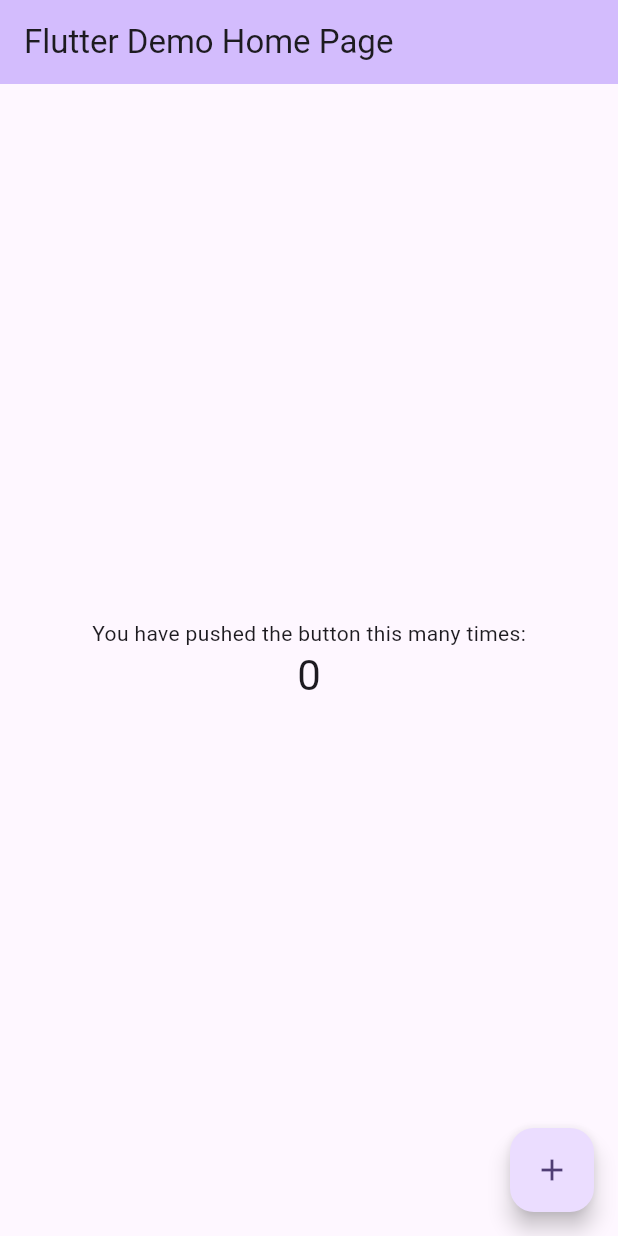
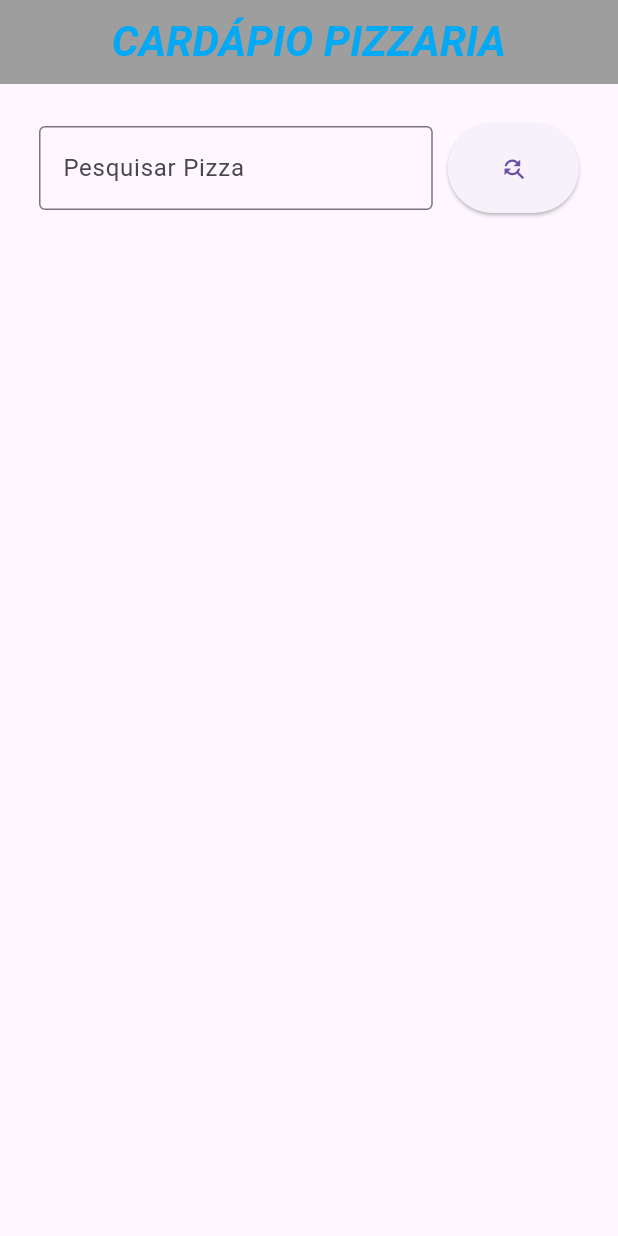
Before and after one commit to mvarjona/Pizzaria, a Flutter app: the screen it shows after launch, on a phone screen of 412 x 824 dp. Run offline on Flutter 3.47's test engine with Material 3 defaults, Android fonts, the phone set to English and light mode, and no system bars.

Commit message:
segundo commit

```diff
--- /dev/null
+++ b/lib/Pages/cardapio.dart
@@ -0,0 +1,54 @@
+import 'package:flutter/material.dart';
+
+class CardapioPizza extends StatefulWidget {
+  const CardapioPizza({super.key});
+
+  @override
+  State<CardapioPizza> createState() => _CardapioPizzaState();
+}
+
+class _CardapioPizzaState extends State<CardapioPizza> {
+  @override
+  Widget build(BuildContext context) {
+    return Scaffold(
+        appBar: AppBar(
+          title: const Text("CARDÁPIO PIZZARIA"),
+          centerTitle: true,
+          backgroundColor: Colors.grey,
+          titleTextStyle: const TextStyle(
+            color: Colors.lightBlue,
+            fontSize: 28,
+            fontStyle: FontStyle.italic,
+            fontWeight: FontWeight.w600,
+          ),
+        ),
+        body: Center(
+          child: Padding(
+            padding: const EdgeInsets.all(26),
+            child: ListView(children: [
+              Row(
+                children: [
+                  const Expanded(
+                    flex: 3,
+                    child: TextField(
+                      decoration: InputDecoration(
+                          border: OutlineInputBorder(),
+                          labelText: 'Pesquisar Pizza'),
+                    ),
+                  ),
+                  const SizedBox(width: 10.0),
+                  Expanded(
+                    flex: 1,
+                    child: ElevatedButton(
+                      onPressed: () {},
+                      style: ElevatedButton.styleFrom(minimumSize: const Size(64.0, 60.00)),
+                      child: const Icon(Icons.find_replace_sharp),
+                    ),
+                  )
+                ],
+              )
+            ]),
+          ),
+        ));
+  }
+}
--- a/lib/main.dart
+++ b/lib/main.dart
@@ -1,125 +1,18 @@
+import 'package:app_pizzaria/Pages/cardapio.dart';
 import 'package:flutter/material.dart';
 
-void main() {
-  runApp(const MyApp());
+void main(){
+  runApp(const AppPizzaria());
 }
 
-class MyApp extends StatelessWidget {
-  const MyApp({super.key});
+class AppPizzaria extends StatelessWidget {
+  const AppPizzaria({super.key});
 
-  // This widget is the root of your application.
   @override
   Widget build(BuildContext context) {
-    return MaterialApp(
-      title: 'Flutter Demo',
-      theme: ThemeData(
-        // This is the theme of your application.
-        //
-        // TRY THIS: Try running your application with "flutter run". You'll see
-        // the application has a purple toolbar. Then, without quitting the app,
-        // try changing the seedColor in the colorScheme below to Colors.green
-        // and then invoke "hot reload" (save your changes or press the "hot
-        // reload" button in a Flutter-supported IDE, or press "r" if you used
-        // the command line to start the app).
-        //
-        // Notice that the counter didn't reset back to zero; the application
-        // state is not lost during the reload. To reset the state, use hot
-        // restart instead.
-        //
-        // This works for code too, not just values: Most code changes can be
-        // tested with just a hot reload.
-        colorScheme: ColorScheme.fromSeed(seedColor: Colors.deepPurple),
-        useMaterial3: true,
-      ),
-      home: const MyHomePage(title: 'Flutter Demo Home Page'),
+    return const MaterialApp(
+
+      home: CardapioPizza(),
     );
   }
 }
-
-class MyHomePage extends StatefulWidget {
-  const MyHomePage({super.key, required this.title});
-
-  // This widget is the home page of your application. It is stateful, meaning
-  // that it has a State object (defined below) that contains fields that affect
-  // how it looks.
-
-  // This class is the configuration for the state. It holds the values (in this
-  // case the title) provided by the parent (in this case the App widget) and
-  // used by the build method of the State. Fields in a Widget subclass are
-  // always marked "final".
-
-  final String title;
-
-  @override
-  State<MyHomePage> createState() => _MyHomePageState();
-}
-
-class _MyHomePageState extends State<MyHomePage> {
-  int _counter = 0;
-
-  void _incrementCounter() {
-    setState(() {
-      // This call to setState tells the Flutter framework that something has
-      // changed in this State, which causes it to rerun the build method below
-      // so that the display can reflect the updated values. If we changed
-      // _counter without calling setState(), then the build method would not be
-      // called again, and so nothing would appear to happen.
-      _counter++;
-    });
-  }
-
-  @override
-  Widget build(BuildContext context) {
-    // This method is rerun every time setState is called, for instance as done
-    // by the _incrementCounter method above.
-    //
-    // The Flutter framework has been optimized to make rerunning build methods
-    // fast, so that you can just rebuild anything that needs updating rather
-    // than having to individually change instances of widgets.
-    return Scaffold(
-      appBar: AppBar(
-        // TRY THIS: Try changing the color here to a specific color (to
-        // Colors.amber, perhaps?) and trigger a hot reload to see the AppBar
-        // change color while the other colors stay the same.
-        backgroundColor: Theme.of(context).colorScheme.inversePrimary,
-        // Here we take the value from the MyHomePage object that was created by
-        // the App.build method, and use it to set our appbar title.
-        title: Text(widget.title),
-      ),
-      body: Center(
-        // Center is a layout widget. It takes a single child and positions it
-        // in the middle of the parent.
-        child: Column(
-          // Column is also a layout widget. It takes a list of children and
-          // arranges them vertically. By default, it sizes itself to fit its
-          // children horizontally, and tries to be as tall as its parent.
-          //
-          // Column has various properties to control how it sizes itself and
-          // how it positions its children. Here we use mainAxisAlignment to
-          // center the children vertically; the main axis here is the vertical
-          // axis because Columns are vertical (the cross axis would be
-          // horizontal).
-          //
-          // TRY THIS: Invoke "debug painting" (choose the "Toggle Debug Paint"
-          // action in the IDE, or press "p" in the console), to see the
-          // wireframe for each widget.
-          mainAxisAlignment: MainAxisAlignment.center,
-          children: <Widget>[
-            const Text(
-              'You have pushed the button this many times:',
-            ),
-            Text(
-              '$_counter',
-              style: Theme.of(context).textTheme.headlineMedium,
-            ),
-          ],
-        ),
-      ),
-      floatingActionButton: FloatingActionButton(
-        onPressed: _incrementCounter,
-        tooltip: 'Increment',
-        child: const Icon(Icons.add),
-      ), // This trailing comma makes auto-formatting nicer for build methods.
-    );
-  }
-}
--- /dev/null
+++ b/lib/model/Pizza.dart
@@ -0,0 +1,12 @@
+
+
+class Pizza{
+  Pizza({required this.title, required this.dateTime, required this.codigo, required this.sabor});
+
+  String title;
+  String sabor;
+  DateTime dateTime;
+  int codigo;
+
+
+}
```
Also changed, not shown: 1 other file.
